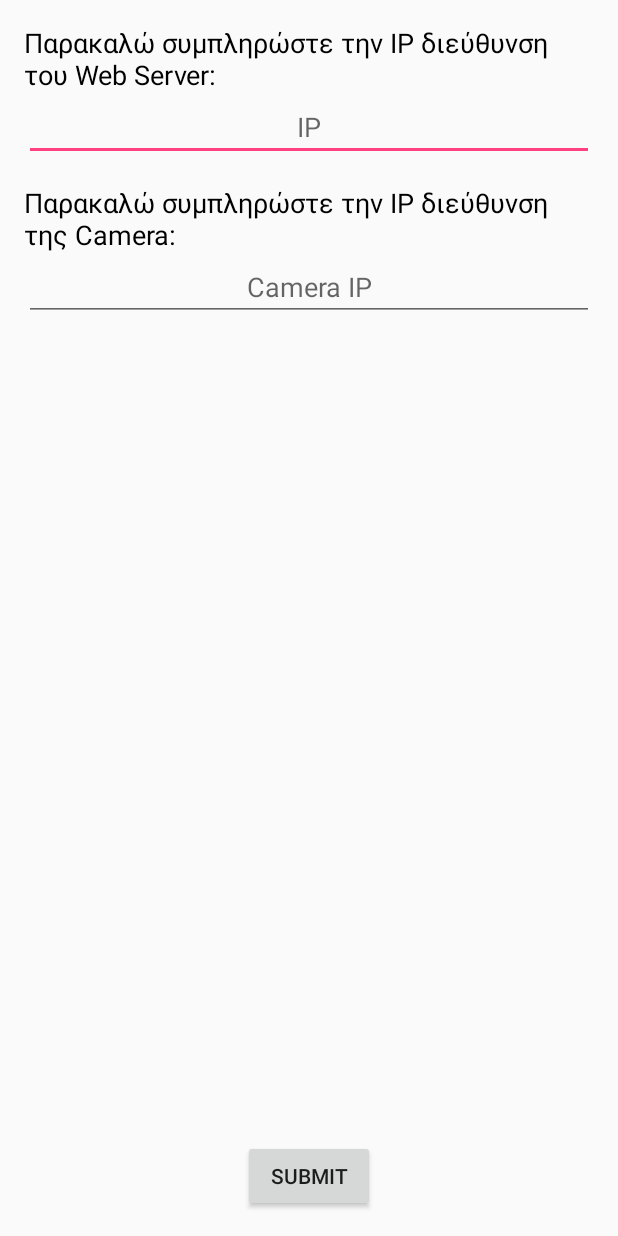
After one commit to bougioklis/SmartBuoys, an Android app: the layout activity_settings_ativity.xml on its own in the app's theme, with its tools: preview values and no code run, on a phone screen of 412 x 824 dp. The commit adds this screen. Run offline under Robolectric (Android 15) with nearby library versions, the phone set to English and light mode, and no system bars.

Commit message:
Modified Android App for ip entering

```diff
--- /dev/null
+++ b/SmartBuoyAndroid/app/src/main/res/layout/activity_settings_ativity.xml
@@ -0,0 +1,55 @@
+<?xml version="1.0" encoding="utf-8"?>
+<RelativeLayout xmlns:android="http://schemas.android.com/apk/res/android"
+    xmlns:tools="http://schemas.android.com/tools"
+    android:id="@+id/activity_settings_ativity"
+    android:layout_width="match_parent"
+    android:layout_height="match_parent"
+    android:paddingBottom="@dimen/activity_vertical_margin"
+    android:paddingLeft="@dimen/activity_horizontal_margin"
+    android:paddingRight="@dimen/activity_horizontal_margin"
+    android:paddingTop="@dimen/activity_vertical_margin"
+    tools:context="com.example.bougioklis.smartbuoy.MenuOptions.SettingsAtivity">
+
+
+    <TextView
+        android:id="@+id/ipFill"
+        android:layout_width="wrap_content"
+        android:layout_height="wrap_content"
+        android:text="@string/ipfill"
+        android:textSize="18sp"
+        android:textColor="@color/black"/>
+    <EditText
+        android:id="@+id/ip"
+        android:layout_width="match_parent"
+        android:layout_height="wrap_content"
+        android:layout_below="@+id/ipFill"
+        android:hint="IP"
+        android:gravity="center"/>
+
+    <TextView
+        android:id="@+id/RtspFill"
+        android:layout_width="wrap_content"
+        android:layout_height="wrap_content"
+        android:layout_below="@+id/ip"
+        android:paddingTop="15dp"
+        android:text="@string/rtspip"
+        android:textSize="18sp"
+        android:textColor="@color/black"/>
+    <EditText
+        android:id="@+id/rtsp"
+        android:layout_width="match_parent"
+        android:layout_height="wrap_content"
+        android:layout_below="@+id/RtspFill"
+        android:hint="Camera IP"
+        android:gravity="center"/>
+
+    <Button
+        android:id="@+id/submit"
+        android:layout_width="wrap_content"
+        android:layout_height="wrap_content"
+        android:layout_centerHorizontal="true"
+        android:text="Submit"
+        android:layout_alignParentBottom="true"
+        />
+
+</RelativeLayout>
--- a/SmartBuoyAndroid/app/src/main/res/values/strings.xml
+++ b/SmartBuoyAndroid/app/src/main/res/values/strings.xml
@@ -1,8 +1,10 @@
 <resources>
     <string name="app_name">SmartBuoy</string>
-    <string name="downloadURL">http://192.168.1.1/WebServer/SelectAllBuoys.php</string>
-    <string name="updateOneBuoy">http://192.168.1.1/WebServer/UpdateBuoys.php</string>
-    <string name="mqttBroker">tcp://192.168.1.1:1883</string>
+    <!--<string name="downloadURL">http://192.168.1.1/WebServer/SelectAllBuoys.php</string>-->
+    <!--<string name="updateOneBuoy">http://192.168.1.1/WebServer/UpdateBuoys.php</string>-->
+    <!--<string name="mqttBroker">tcp://192.168.1.1:1883</string>-->
+    <string name="rtspUrl">rtsp://184.72.239.149/vod/mp4:BigBuckBunny_175k.mov</string>
+
     <string name="mqttClientID">androidApp</string>
     <string name="subscriptionTopic">test</string>
 
@@ -16,6 +18,11 @@
     <string name="updateSuccessful">Η ανανέωση έγινε επιτυχώς!</string>
     <string name="throttle">Throttle</string>
     <string name="steering">Steering</string>
+    <string name="settings">Ρυθμίσεις</string>
+    <string name="tutorial">Tutorial</string>
+
+    <string name="ipfill">Παρακαλώ συμπληρώστε την IP διεύθυνση του Web Server:</string>
+    <string name="rtspip">Παρακαλώ συμπληρώστε την IP διεύθυνση της Camera:</string>
 
     <string name="hello_blank_fragment">heyyyyyyyyyy</string>
 </resources>
```
Also changed, not shown: SmartBuoyAndroid/app/src/main/AndroidManifest.xml (+5 -2 lines), SmartBuoyAndroid/app/src/main/java/com/example/bougioklis/smartbuoy/Classes/Global.java (+30 -27 lines), SmartBuoyAndroid/app/src/main/java/com/example/bougioklis/smartbuoy/MapsActivity.java (+31 -0 lines), SmartBuoyAndroid/app/src/main/java/com/example/bougioklis/smartbuoy/MenuOptions/AboutUsActivity.java (added, +15 -0 lines), SmartBuoyAndroid/app/src/main/java/com/example/bougioklis/smartbuoy/MenuOptions/SettingsAtivity.java (added, +92 -0 lines), SmartBuoyAndroid/app/src/main/java/com/example/bougioklis/smartbuoy/MenuOptions/TutorialActivity.java (added, +15 -0 lines), SmartBuoyAndroid/app/src/main/java/com/example/bougioklis/smartbuoy/MqttHelper/MqttHelper.java (+6 -2 lines), SmartBuoyAndroid/app/src/main/java/com/example/bougioklis/smartbuoy/SplashActivity.java (+32 -14 lines), SmartBuoyAndroid/app/src/main/res/layout/activity_about_us.xml (added, +20 -0 lines), SmartBuoyAndroid/app/src/main/res/layout/activity_tutorial.xml (added, +18 -0 lines), SmartBuoyAndroid/app/src/main/res/menu/menu.xml (added, +10 -0 lines), SmartBuoyAndroid/app/src/main/res/drawable-hdpi/workinprogress.png (added), SmartBuoyAndroid/app/src/main/res/drawable-mdpi/workinprogress.png (added), SmartBuoyAndroid/app/src/main/res/drawable-xhdpi/workinprogress.png (added), 2 more files.
